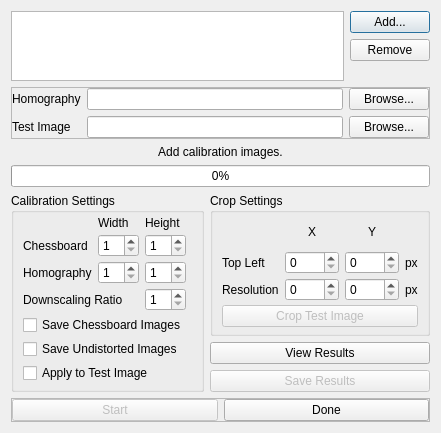
This is gui/dialogCameraCalibration.ui in Spinarakk/defectmonitor as Qt 5 draws it before an edit. The edited form follows.
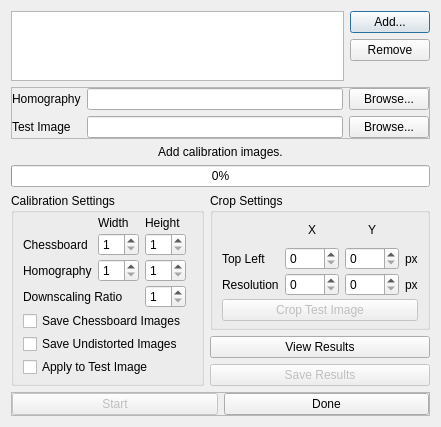
This is the edited form.

Diff of the .ui file:
```diff
--- a/gui/dialogCameraCalibration.ui
+++ b/gui/dialogCameraCalibration.ui
@@ -7,7 +7,7 @@
     <x>0</x>
     <y>0</y>
     <width>395</width>
-    <height>406</height>
+    <height>401</height>
    </rect>
   </property>
   <property name="windowTitle">
@@ -233,7 +233,7 @@
        <number>6</number>
       </property>
       <property name="verticalSpacing">
-       <number>4</number>
+       <number>3</number>
       </property>
       <item row="1" column="0">
        <widget class="QLabel" name="labelWidth">
@@ -433,7 +433,7 @@
        <number>6</number>
       </property>
       <property name="verticalSpacing">
-       <number>4</number>
+       <number>3</number>
       </property>
       <item row="0" column="1">
        <widget class="QLabel" name="labelXCrop">
```
Left out of the diff: 18 changed lines with no effect on the pictures.
